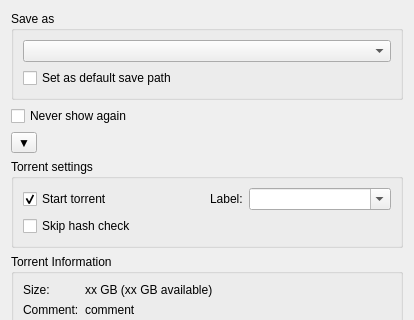
First picture: the form in src/addnewtorrentdialog.ui, repository SysAdminDoc/qBittorrent-Vanced, before the edit; both pictures show x 0 to 414 and y 0 to 320 of the 414 by 590 pixel window.
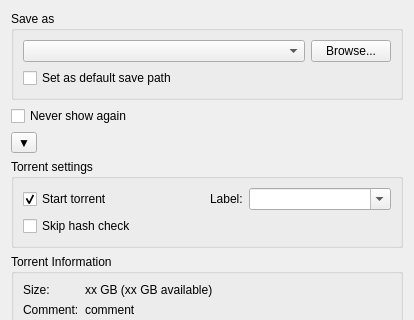
Second picture: the form after the edit. Custom widgets are drawn as their Qt base class.

Commit message: Improve usability of 'Add new torrent' dialog. Implements issue #225.

```diff
--- a/src/addnewtorrentdialog.ui
+++ b/src/addnewtorrentdialog.ui
@@ -30,6 +30,8 @@
      </property>
      <layout class="QVBoxLayout" name="verticalLayout_2">
       <item>
+       <layout class="QHBoxLayout" name="horizontalLayout_2">
+        <item>
        <widget class="QComboBox" name="save_path_combo">
         <property name="sizePolicy">
          <sizepolicy hsizetype="Ignored" vsizetype="Fixed">
@@ -38,6 +40,21 @@
          </sizepolicy>
         </property>
        </widget>
+        </item>
+        <item>
+         <widget class="QPushButton" name="browse_button">
+          <property name="sizePolicy">
+           <sizepolicy hsizetype="Maximum" vsizetype="Fixed">
+            <horstretch>0</horstretch>
+            <verstretch>0</verstretch>
+           </sizepolicy>
+          </property>
+          <property name="text">
+           <string>Browse...</string>
+          </property>
+         </widget>
+        </item>
+       </layout>
       </item>
       <item>
        <widget class="QCheckBox" name="default_save_path_cb">
```
Lines whose indentation alone changed are shown as unchanged. The commit also changes 2 other files.
